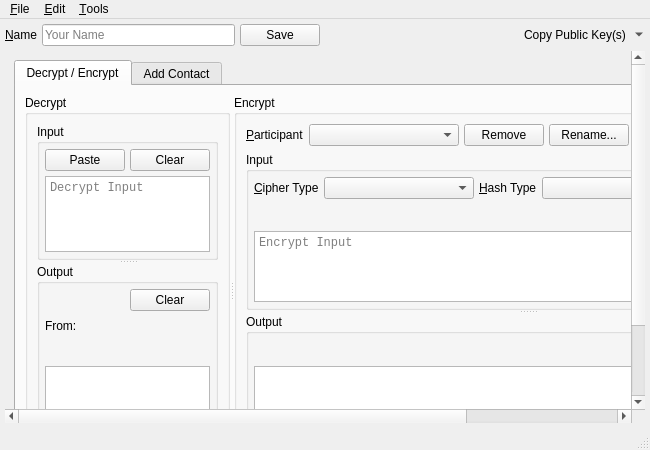
Qt form branches/trunk/UI/spot-on-rosetta.ui (textbrowser/spot-on) before a commit.
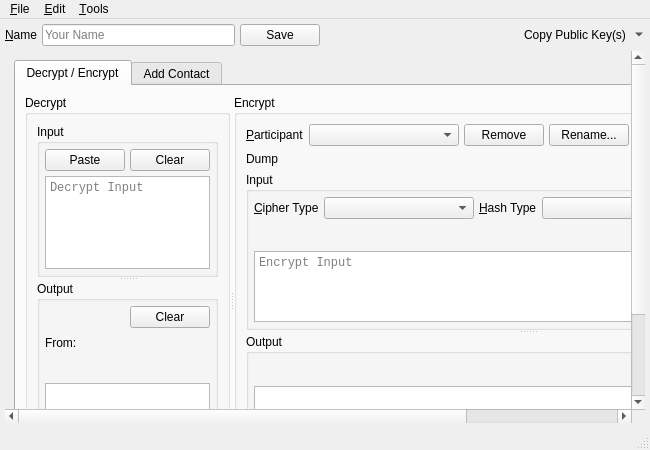
The same form after that commit. Icons and pictures are not drawn.

Diff of the .ui file:
```diff
--- a/branches/trunk/UI/spot-on-rosetta.ui
+++ b/branches/trunk/UI/spot-on-rosetta.ui
@@ -108,7 +108,7 @@
          <x>0</x>
          <y>0</y>
          <width>888</width>
-         <height>561</height>
+         <height>585</height>
         </rect>
        </property>
        <layout class="QVBoxLayout" name="verticalLayout_5">
@@ -416,6 +416,16 @@
                   </item>
                  </layout>
                 </item>
+                <item>
+                 <widget class="QLabel" name="dump">
+                  <property name="text">
+                   <string>Dump</string>
+                  </property>
+                  <property name="wordWrap">
+                   <bool>true</bool>
+                  </property>
+                 </widget>
+                </item>
                 <item>
                  <widget class="QSplitter" name="encryptSplitter">
                   <property name="orientation">
```
